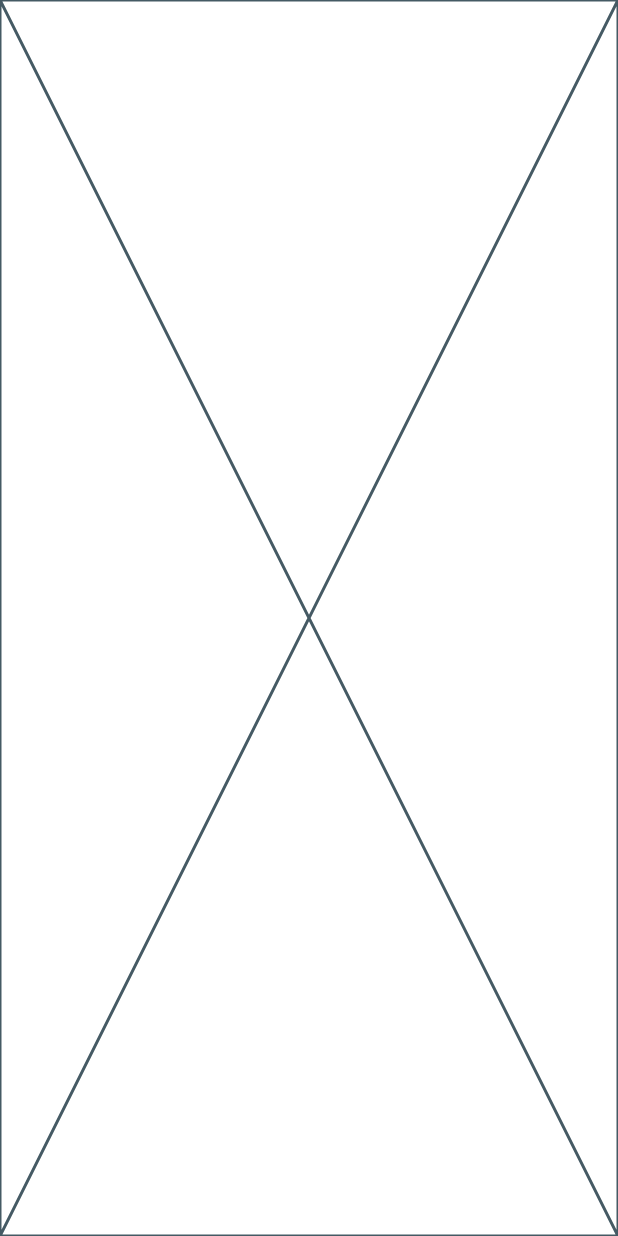
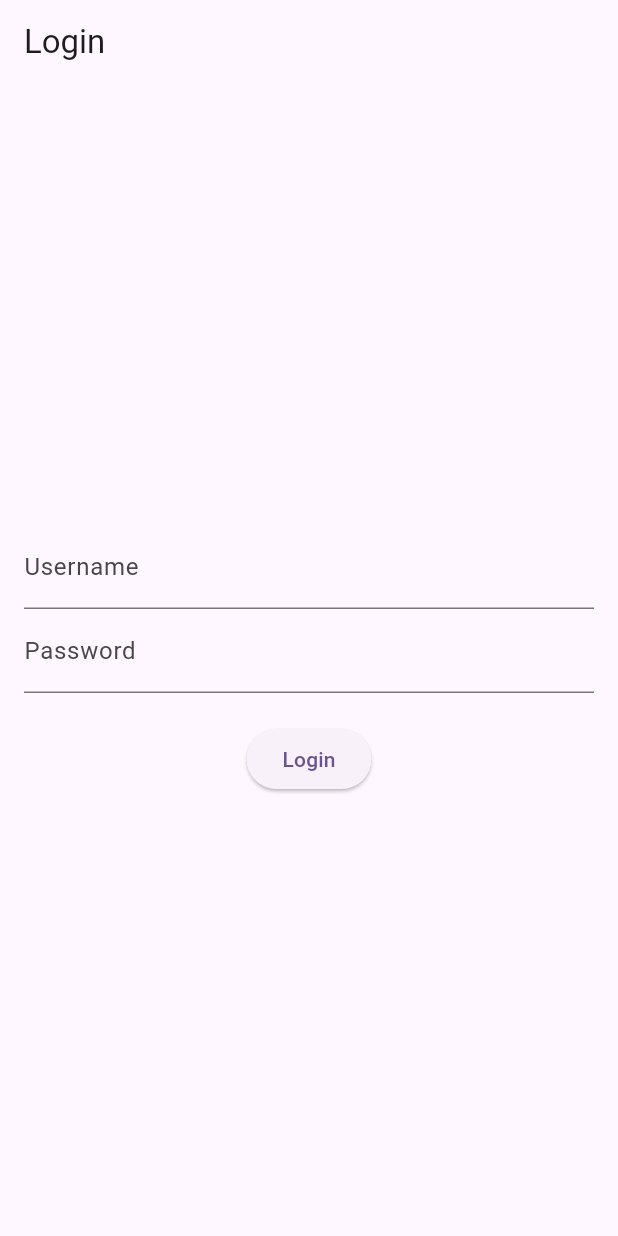
Before and after one commit to measmeas1/Koi_Clone_App, a Flutter app: the screen it shows after launch, on a phone screen of 412 x 824 dp. Run offline on Flutter 3.47's test engine with Material 3 defaults, Android fonts, the phone set to English and light mode, and no system bars.

Commit message:
init some layout

```diff
--- a/lib/screens/login_screen.dart
+++ b/lib/screens/login_screen.dart
@@ -1,3 +1,6 @@
+// ignore_for_file: prefer_const_constructors, prefer_const_literals_to_create_immutables
+
+import 'package:assignment/screens/main_screen.dart';
 import 'package:flutter/material.dart';
 
 class LoginScreen extends StatelessWidget {
@@ -5,6 +8,34 @@ class LoginScreen extends StatelessWidget {
 
   @override
   Widget build(BuildContext context) {
-    return const Placeholder();
+    return Scaffold(
+      appBar: AppBar(
+        title: Text("Login"),
+      ),
+      body: Padding(
+        padding: EdgeInsets.all(16),
+        child: Column(
+          mainAxisAlignment: MainAxisAlignment.center,
+          children: [
+            TextField(
+              decoration: InputDecoration(labelText: "Username"),
+            ),
+            TextField(
+              decoration: InputDecoration(labelText: "Password"),
+              obscureText: true,
+            ),
+            SizedBox(
+              height: 20,
+            ),
+            ElevatedButton(
+              child: Text("Login"),
+              onPressed: () {
+                Navigator.pushReplacement(context, MaterialPageRoute(builder: (context) => MainScreen()));
+              },
+            )
+          ],
+        ),
+      ),
+    );
   }
 }
```
